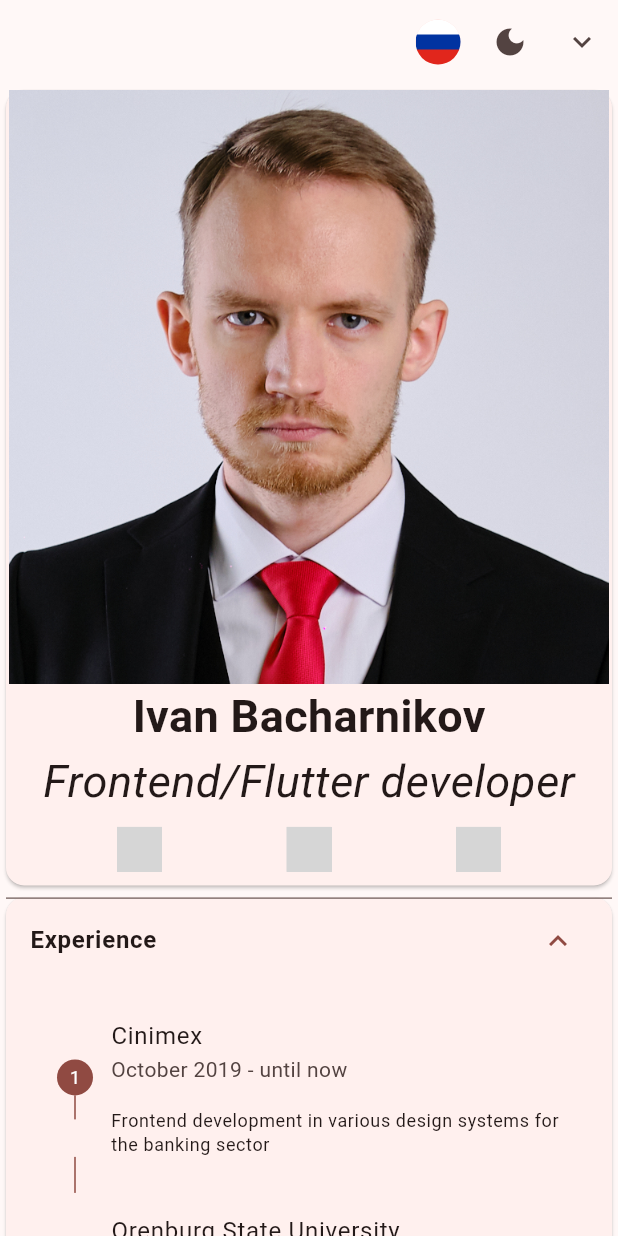
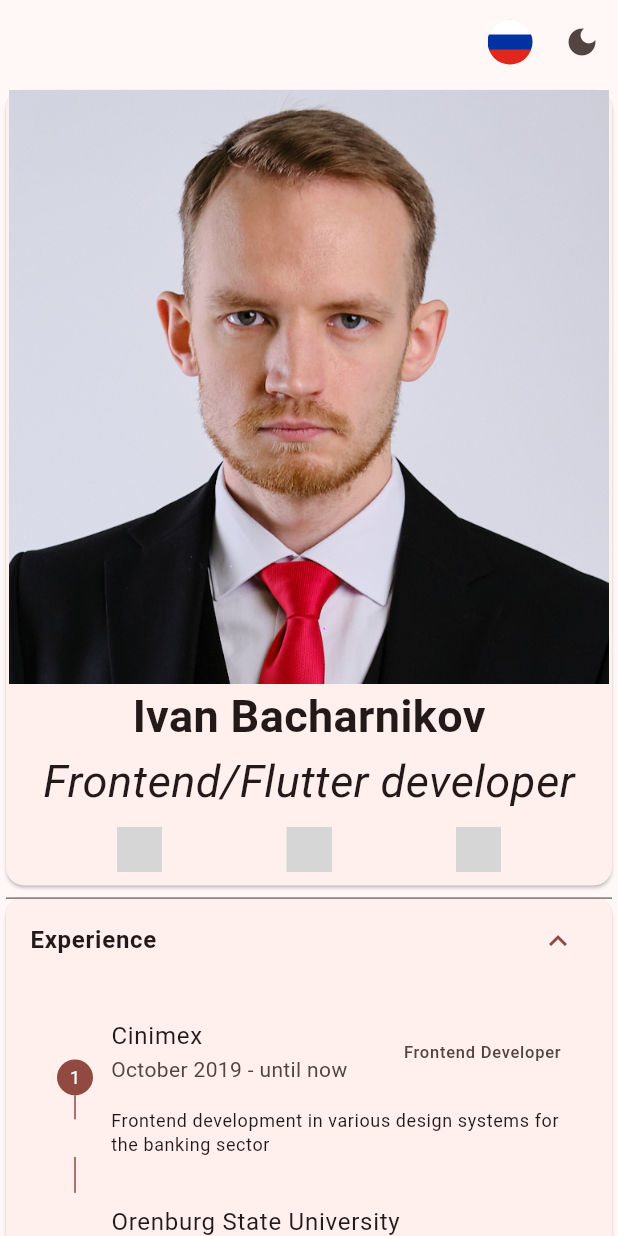
Before and after one commit to Bachar-official/profile, a Flutter app: the screen it shows after launch, after a tap on "Experience", on a phone screen of 412 x 824 dp. Run offline on Flutter 3.47's test engine with Material 3 defaults, Android fonts, the phone set to English and light mode, and no system bars; our stand-ins replace flutter_riverpod, flutter_svg; generated files the repository leaves out were written again; grey boxes are pictures that could not be loaded.

Commit message:
returned to variant without expand all

```diff
--- a/lib/constants/hard_skills.dart
+++ b/lib/constants/hard_skills.dart
@@ -1,6 +1,6 @@
 const hardSkills = [
   'React',
-  'Java Script',
+  'JavaScript',
   'Redux',
   'TypeScript',
   'JSON',
--- /dev/null
+++ b/lib/constants/urls.dart
@@ -0,0 +1,5 @@
+class Urls {
+  static Uri githubUri = Uri.parse('https://github.com/Bachar-official');
+  static Uri telegramUri = Uri.parse('https://t.me/Bachar_official');
+  static Uri emailUri = Uri.parse('mailto://cjba4ar@gmail.com');
+}
--- a/lib/containers/bio_widget.dart
+++ b/lib/containers/bio_widget.dart
@@ -3,7 +3,14 @@ import 'package:flutter_svg/flutter_svg.dart';
 import 'package:flutter_gen/gen_l10n/app_localizations.dart';
 
 class BioWidget extends StatelessWidget {
-  const BioWidget({super.key});
+  final Future<void> Function() onOpenGithub;
+  final Future<void> Function() onOpenTelegram;
+  final Future<void> Function() onOpenEmail;
+  const BioWidget(
+      {super.key,
+      required this.onOpenGithub,
+      required this.onOpenTelegram,
+      required this.onOpenEmail});
 
   @override
   Widget build(BuildContext context) {
@@ -55,7 +62,7 @@ class BioWidget extends StatelessWidget {
             mainAxisAlignment: MainAxisAlignment.spaceEvenly,
             children: [
               IconButton(
-                onPressed: () {},
+                onPressed: onOpenTelegram,
                 icon: SvgPicture.asset(
                   'services/telegram.svg',
                   width: size,
@@ -64,7 +71,7 @@ class BioWidget extends StatelessWidget {
                 ),
               ),
               IconButton(
-                onPressed: () {},
+                onPressed: onOpenEmail,
                 icon: SvgPicture.asset(
                   'services/email.svg',
                   width: size,
@@ -73,7 +80,7 @@ class BioWidget extends StatelessWidget {
                 ),
               ),
               IconButton(
-                onPressed: () {},
+                onPressed: onOpenGithub,
                 icon: SvgPicture.asset(
                   'services/github.svg',
                   width: size,
--- a/lib/containers/experience_stepper.dart
+++ b/lib/containers/experience_stepper.dart
@@ -28,6 +28,7 @@ class ExperienceStepper extends StatelessWidget {
                 title: Text(xp.companyName),
                 subtitle: Text(
                     '${ParseUtils.parseDate(xp.from, localeCode, untilNow)} - ${ParseUtils.parseDate(xp.to, localeCode, untilNow)}'),
+                trailing: Text(xp.position),
               ),
               subtitle: Text(xp.description),
               content: Container(),
--- a/lib/containers/hideable_widget.dart
+++ b/lib/containers/hideable_widget.dart
@@ -1,7 +1,7 @@
 import 'package:flutter/material.dart';
 
 class HideableWidget extends StatelessWidget {
-  final ExpansionTileController controller;
+  final ExpansionTileController? controller;
   final String title;
   final bool? isRow;
   final List<Widget> content;
@@ -10,7 +10,7 @@ class HideableWidget extends StatelessWidget {
       required this.content,
       required this.title,
       this.isRow,
-      required this.controller});
+      this.controller});
 
   @override
   Widget build(BuildContext context) {
@@ -18,8 +18,8 @@ class HideableWidget extends StatelessWidget {
 
     return Card(
       child: ExpansionTile(
+          maintainState: true,
           controller: controller,
-          maintainState: true,
           childrenPadding: const EdgeInsets.all(10.0),
           title: Text(
             title,
--- a/lib/l10n/app_en.arb
+++ b/lib/l10n/app_en.arb
@@ -26,5 +26,7 @@
     "lg0": "Russian:ru:Native",
     "lg1": "English:en:B1 (Intermediate)",
     "lg2": "Esperanto:eo:A1 (Beginner)",
-    "allHobbies": "Radio amateur,Cyclist,Photographer,YouTuber,Quadcopter pilot"
+    "allHobbies": "Radio amateur,Cyclist,Photographer,YouTuber,Quadcopter pilot",
+    "collapseAll": "Collapse all",
+    "expandAll": "Expand all"
 }
--- a/lib/l10n/app_ru.arb
+++ b/lib/l10n/app_ru.arb
@@ -26,5 +26,7 @@
     "lg0": "Русский:ru:Родной",
     "lg1": "Английский:en:B1 (Intermediate)",
     "lg2": "Эсператно:eo:A1 (Beginner)",
-    "allHobbies": "Радиолюбитель,Велосипедист,Фотограф,Ютубер,Пилот квадрокоптера"
+    "allHobbies": "Радиолюбитель,Велосипедист,Фотограф,Ютубер,Пилот квадрокоптера",
+    "collapseAll": "Скрыть все",
+    "expandAll": "Развернуть все"
 }
--- a/lib/profile_screen/profile_screen.dart
+++ b/lib/profile_screen/profile_screen.dart
@@ -18,12 +18,13 @@ class ProfileScreen extends ConsumerWidget {
     final state = ref.watch(provider);
     final manager = di.manager;
     final locale = AppLocalizations.of(context);
-    final orientation = MediaQuery.of(context).orientation;
-    final isPortrait = orientation == Orientation.portrait;
 
-    const bioWidget = BioWidget();
+    final bioWidget = BioWidget(
+      onOpenEmail: manager.openEmail,
+      onOpenGithub: manager.openGithub,
+      onOpenTelegram: manager.openTelegram,
+    );
     final experienceWidget = HideableWidget(
-      controller: manager.experienceC,
       title: locale.experience,
       content: [
         ExperienceStepper(
@@ -33,7 +34,7 @@ class ProfileScreen extends ConsumerWidget {
       ],
     );
     final educationWidget = HideableWidget(
-      controller: manager.educationC,
+      // controller: manager.educationC,
       title: locale.education,
       content: [
         EducationStepper(
@@ -41,13 +42,13 @@ class ProfileScreen extends ConsumerWidget {
       ],
     );
     final skillsWidget = HideableWidget(
-      controller: manager.skillsC,
+      // controller: manager.skillsC,
       isRow: true,
       title: locale.hardSkills,
       content: hardSkills.map((skill) => Tag(text: skill)).toList(),
     );
     final courcesWidget = HideableWidget(
-      controller: manager.coursesC,
+      // controller: manager.coursesC,
       title: locale.cources,
       content: courses
           .map(
@@ -56,14 +57,14 @@ class ProfileScreen extends ConsumerWidget {
           .toList(),
     );
     final languagesWidget = HideableWidget(
-      controller: manager.langC,
+      // controller: manager.langC,
       title: locale.languages,
       content: [locale.lg0, locale.lg1, locale.lg2]
           .map((lg) => LanguageTile(localeString: lg))
           .toList(),
     );
     final hobbiesWidget = HideableWidget(
-      controller: manager.hobbiesC,
+      // controller: manager.hobbiesC,
       isRow: true,
       title: locale.hobbies,
       content: locale.allHobbies
@@ -77,15 +78,39 @@ class ProfileScreen extends ConsumerWidget {
         actions: [
           LangButton(locale: state.locales, onChangeLocale: manager.setLocales),
           ThemeButton(theme: state.themes, onChangeTheme: manager.setThemes),
-          ExpandButton(
-            isCollapsed: true,
-            onCollapse: manager.collapseAll,
-            onExpand: manager.expandAll,
+        ],
+      ),
+      body: OrientationBuilder(
+        builder: (context, orientation) {
+          return orientation == Orientation.landscape
+              ? Row(
+                  crossAxisAlignment: CrossAxisAlignment.start,
+                  children: [
+                    Expanded(
+                      flex: 1,
+                      child: bioWidget,
+                    ),
+                    Expanded(
+                      flex: 4,
+                      child: SingleChildScrollView(
+                        child: Column(
+                          mainAxisSize: MainAxisSize.min,
+                          mainAxisAlignment: MainAxisAlignment.start,
+                          crossAxisAlignment: CrossAxisAlignment.center,
+                          children: [
+                            experienceWidget,
+                            educationWidget,
+                            skillsWidget,
+                            courcesWidget,
+                            languagesWidget,
+                            hobbiesWidget,
+                          ],
+                        ),
+                      ),
                     ),
                   ],
-      ),
-      body: isPortrait
-          ? SingleChildScrollView(
+                )
+              : SingleChildScrollView(
                   child: Column(
                     crossAxisAlignment: CrossAxisAlignment.stretch,
                     children: [
@@ -105,33 +130,8 @@ class ProfileScreen extends ConsumerWidget {
                       ),
                     ],
                   ),
-            )
-          : Row(
-              crossAxisAlignment: CrossAxisAlignment.start,
-              children: [
-                const Expanded(
-                  flex: 1,
-                  child: bioWidget,
-                ),
-                Expanded(
-                  flex: 3,
-                  child: SingleChildScrollView(
-                    child: Column(
-                      mainAxisSize: MainAxisSize.min,
-                      mainAxisAlignment: MainAxisAlignment.start,
-                      crossAxisAlignment: CrossAxisAlignment.center,
-                      children: [
-                        experienceWidget,
-                        educationWidget,
-                        skillsWidget,
-                        courcesWidget,
-                        languagesWidget,
-                        hobbiesWidget,
-                      ],
-                    ),
-                  ),
-                ),
-              ],
+                );
+        },
       ),
     );
   }
```
Also changed, not shown: lib/containers/expand_button.dart (+6 -1 lines), lib/profile_screen/profile_holder.dart (+0 -26 lines), lib/profile_screen/profile_manager.dart (+10 -52 lines), lib/profile_screen/profile_state.dart (+2 -43 lines). Lines whose indentation alone changed are shown as unchanged.
